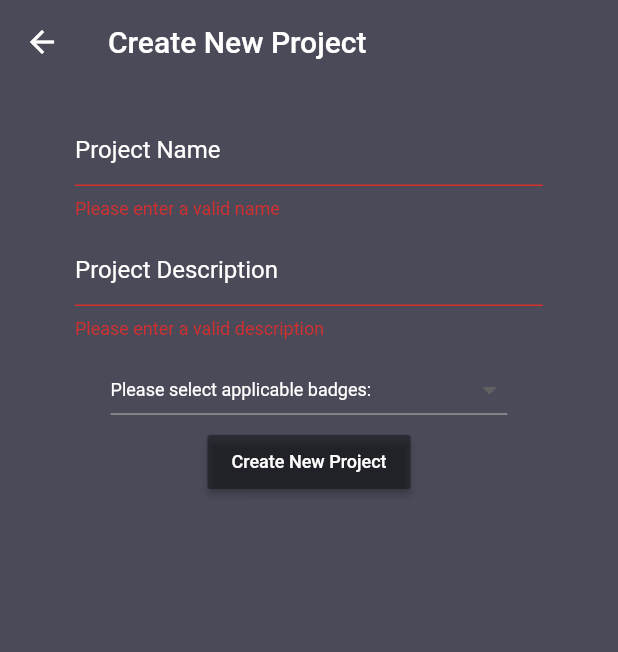
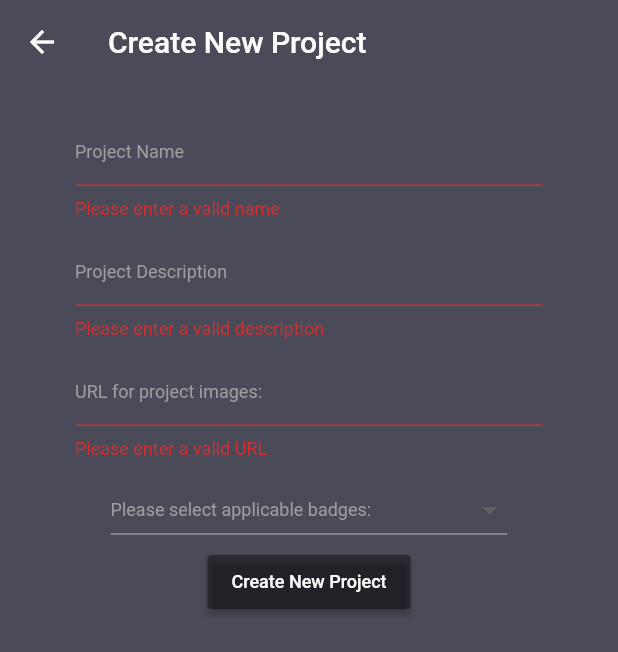
Before and after one commit to captainc3/FlutterDigitalBadge, a Flutter app: the CreateNew screen opened directly, after a tap on "Create New Project", on a phone screen of 412 x 824 dp. Shown: the top 652 px of the screen. Run offline on Flutter 3.47's test engine with Material 2 defaults, Android fonts, the phone set to English and light mode, and no system bars; our stand-ins replace cloud_firestore, firebase_auth; missing offline and left inert: flappy_search_bar; accounts and stored records are empty.

Commit message:
-made users provide a url link for images for a project upon project creation

```diff
--- a/lib/screens/project/createNewProject.dart
+++ b/lib/screens/project/createNewProject.dart
@@ -19,7 +19,8 @@ class _CreateNew extends State<CreateNew> {
 // text field state
   String projectName = '';
   String description = '';
-  String badges = '';
+  String url = '';
+  List<dynamic> badges = [];
   String error = '';
   List<dynamic> uList = [];
 
@@ -32,11 +33,12 @@ class _CreateNew extends State<CreateNew> {
     'Architecture & Construction', 'Agriculture, Food, & Resources'];
   Widget build(BuildContext context) {
 
-    Future setProjectData(String uid, String name, String description, List<String> badges, List<dynamic> updates) async {
+    Future setProjectData(String uid, String name, String description, String url, List<String> badges, List<dynamic> updates) async {
       return await Firestore.instance.collection('projects').document(name + ' - ' +  uid).setData({
         'uid': uid,
         'name': name,
         'description' : description,
+        'imagesURL' : url,
         'badges': badges,
         'updates': updates,
       });
@@ -62,7 +64,7 @@ class _CreateNew extends State<CreateNew> {
                       ],
                       decoration: const InputDecoration(
                         hintText: 'Project Name',
-                        hintStyle: TextStyle(color: Colors.white),
+                        hintStyle: TextStyle(color: Colors.grey, fontSize: 12),
                       ),
                       validator: (val) => val.isEmpty ? 'Please enter a valid name' : null,
                       style: new TextStyle(color: Colors.white),
@@ -77,12 +79,27 @@ class _CreateNew extends State<CreateNew> {
                       ],
                       decoration: const InputDecoration(
                         hintText: 'Project Description',
-                        hintStyle: TextStyle(color: Colors.white),
+                        hintStyle: TextStyle(color: Colors.grey, fontSize: 12),
                       ),
                       validator: (val) => val.isEmpty ? 'Please enter a valid description' : null,
                       style: new TextStyle(color: Colors.white),
                       onChanged: (val) {
                         setState(() => description = val);
+                      }
+                  ),
+                  SizedBox(height: 10,),
+                  TextFormField(
+                      inputFormatters: [
+                        new LengthLimitingTextInputFormatter(276),
+                      ],
+                      decoration: const InputDecoration(
+                        hintText: 'URL for project images:',
+                        hintStyle: TextStyle(color: Colors.grey, fontSize: 12),
+                      ),
+                      validator: (val) => val.isEmpty ? 'Please enter a valid URL' : null,
+                      style: new TextStyle(color: Colors.white),
+                      onChanged: (val) {
+                        setState(() => url = val);
                       }
                   ),
                   SizedBox(height: 10,),
@@ -114,7 +131,7 @@ class _CreateNew extends State<CreateNew> {
 
                     hint: Text(
                       "Please select applicable badges:",
-                      style: TextStyle(color: Colors.white, fontSize: 12),
+                      style: TextStyle(color: Colors.grey, fontSize: 12),
                     ),
                   ),
                   RaisedButton(
@@ -126,7 +143,7 @@ class _CreateNew extends State<CreateNew> {
                     onPressed: () async {
                       if (_formKey.currentState.validate()) {
                         selectedBadges.insert(0, "Unapproved Project");
-                        setProjectData(Provider.of<User>(context).uid, projectName, description, selectedBadges,
+                        setProjectData(Provider.of<User>(context).uid, projectName, description, url, selectedBadges,
                             uList.followedBy([DateFormat("MM-dd-yyyy").format(now) + ": Project created."]).toList());
                         Navigator.of(context).pop();
                       } else setState(() => error = 'Please fill out all fields');
```
